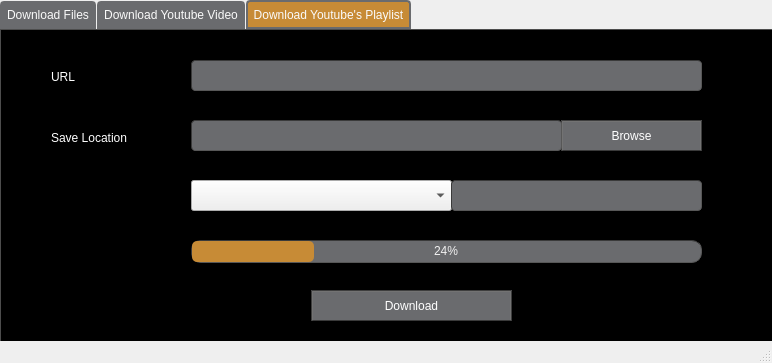
First picture: the form in Downloader.ui, repository Houssem-Ousji/My-Desktop-Downloader, before the edit.
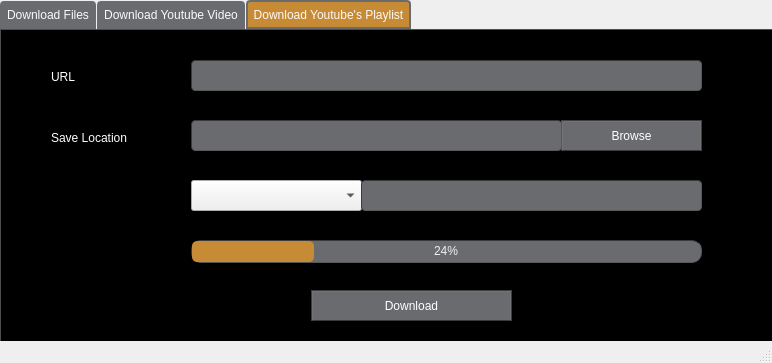
Second picture: the form after the edit. The open tabs and pages were chosen to show the change. Icons and pictures are not drawn.

```diff
--- a/Downloader.ui
+++ b/Downloader.ui
@@ -458,7 +458,7 @@
        <rect>
         <x>190</x>
         <y>150</y>
-        <width>261</width>
+        <width>171</width>
         <height>31</height>
        </rect>
       </property>
@@ -466,9 +466,9 @@
      <widget class="QLineEdit" name="lineEdit_11">
       <property name="geometry">
        <rect>
-        <x>450</x>
+        <x>360</x>
         <y>150</y>
-        <width>251</width>
+        <width>341</width>
         <height>31</height>
        </rect>
       </property>
```
